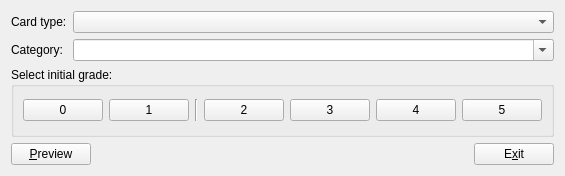
Above: mnemosyne/mnemosyne/pyqt_ui/add_cards_dlg.ui from vasvlad/pomni before the change. Below: the same form after it.
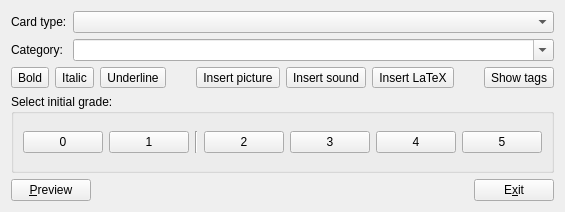
That is the form after the change. Icons and pictures are not drawn.

Commit message: First attempt at edit toolbar.

```diff
--- a/mnemosyne/mnemosyne/pyqt_ui/add_cards_dlg.ui
+++ b/mnemosyne/mnemosyne/pyqt_ui/add_cards_dlg.ui
@@ -5,16 +5,16 @@
    <rect>
     <x>0</x>
     <y>0</y>
-    <width>330</width>
-    <height>176</height>
+    <width>297</width>
+    <height>212</height>
    </rect>
   </property>
   <property name="windowTitle" >
    <string>Add cards</string>
   </property>
-  <layout class="QHBoxLayout" >
+  <layout class="QHBoxLayout" name="horizontalLayout_2" >
    <item>
-    <layout class="QVBoxLayout" >
+    <layout class="QVBoxLayout" name="verticalLayout" >
      <item>
       <layout class="QGridLayout" >
        <item row="0" column="0" >
@@ -56,6 +56,167 @@
        </item>
       </layout>
      </item>
+     <item>
+      <layout class="QHBoxLayout" name="horizontalLayout" >
+       <item>
+        <widget class="QToolButton" name="toolButton" >
+         <property name="text" >
+          <string>Bold</string>
+         </property>
+         <property name="icon" >
+          <iconset resource="mnemosyne.qrc" >
+           <normaloff>:/mnemosyne/pixmaps/bold.png</normaloff>:/mnemosyne/pixmaps/bold.png</iconset>
+         </property>
+         <property name="iconSize" >
+          <size>
+           <width>22</width>
+           <height>22</height>
+          </size>
+         </property>
+         <property name="checkable" >
+          <bool>true</bool>
+         </property>
+        </widget>
+       </item>
+       <item>
+        <widget class="QToolButton" name="toolButton_2" >
+         <property name="text" >
+          <string>Italic</string>
+         </property>
+         <property name="icon" >
+          <iconset resource="mnemosyne.qrc" >
+           <normaloff>:/mnemosyne/pixmaps/italic.png</normaloff>:/mnemosyne/pixmaps/italic.png</iconset>
+         </property>
+         <property name="iconSize" >
+          <size>
+           <width>22</width>
+           <height>22</height>
+          </size>
+         </property>
+         <property name="checkable" >
+          <bool>true</bool>
+         </property>
+        </widget>
+       </item>
+       <item>
+        <widget class="QToolButton" name="toolButton_3" >
+         <property name="text" >
+          <string>Underline</string>
+         </property>
+         <property name="icon" >
+          <iconset resource="mnemosyne.qrc" >
+           <normaloff>:/mnemosyne/pixmaps/underline.png</normaloff>:/mnemosyne/pixmaps/underline.png</iconset>
+         </property>
+         <property name="iconSize" >
+          <size>
+           <width>22</width>
+           <height>22</height>
+          </size>
+         </property>
+         <property name="checkable" >
+          <bool>true</bool>
+         </property>
+        </widget>
+       </item>
+       <item>
+        <spacer name="horizontalSpacer" >
+         <property name="orientation" >
+          <enum>Qt::Horizontal</enum>
+         </property>
+         <property name="sizeHint" stdset="0" >
+          <size>
+           <width>40</width>
+           <height>20</height>
+          </size>
+         </property>
+        </spacer>
+       </item>
+       <item>
+        <widget class="QToolButton" name="toolButton_4" >
+         <property name="text" >
+          <string>Insert picture</string>
+         </property>
+         <property name="icon" >
+          <iconset resource="mnemosyne.qrc" >
+           <normaloff>:/mnemosyne/pixmaps/image.png</normaloff>:/mnemosyne/pixmaps/image.png</iconset>
+         </property>
+         <property name="iconSize" >
+          <size>
+           <width>22</width>
+           <height>22</height>
+          </size>
+         </property>
+        </widget>
+       </item>
+       <item>
+        <widget class="QToolButton" name="toolButton_5" >
+         <property name="text" >
+          <string>Insert sound</string>
+         </property>
+         <property name="icon" >
+          <iconset resource="mnemosyne.qrc" >
+           <normaloff>:/mnemosyne/pixmaps/sound.png</normaloff>:/mnemosyne/pixmaps/sound.png</iconset>
+         </property>
+         <property name="iconSize" >
+          <size>
+           <width>22</width>
+           <height>22</height>
+          </size>
+         </property>
+        </widget>
+       </item>
+       <item>
+        <widget class="QToolButton" name="toolButton_6" >
+         <property name="text" >
+          <string>Insert LaTeX</string>
+         </property>
+         <property name="icon" >
+          <iconset resource="mnemosyne.qrc" >
+           <normaloff>:/mnemosyne/pixmaps/latex.png</normaloff>:/mnemosyne/pixmaps/latex.png</iconset>
+         </property>
+         <property name="iconSize" >
+          <size>
+           <width>22</width>
+           <height>22</height>
+          </size>
+         </property>
+        </widget>
+       </item>
+       <item>
+        <spacer name="horizontalSpacer_2" >
+         <property name="orientation" >
+          <enum>Qt::Horizontal</enum>
+         </property>
+         <property name="sizeHint" stdset="0" >
+          <size>
+           <width>40</width>
+           <height>20</height>
+          </size>
+         </property>
+        </spacer>
+       </item>
+       <item>
+        <widget class="QToolButton" name="toolButton_7" >
+         <property name="text" >
+          <string>Show tags</string>
+         </property>
+         <property name="icon" >
+          <iconset resource="mnemosyne.qrc" >
+           <normaloff>:/mnemosyne/pixmaps/tags.png</normaloff>:/mnemosyne/pixmaps/tags.png</iconset>
+         </property>
+         <property name="iconSize" >
+          <size>
+           <width>22</width>
+           <height>22</height>
+          </size>
+         </property>
+         <property name="checkable" >
+          <bool>true</bool>
+         </property>
+        </widget>
+       </item>
+      </layout>
+     </item>
      <item>
       <widget class="QGroupBox" name="grade_buttons" >
        <property name="title" >
```
Left out of the diff: 4 changed lines with no effect on the pictures. The commit also changes 2 other files.
